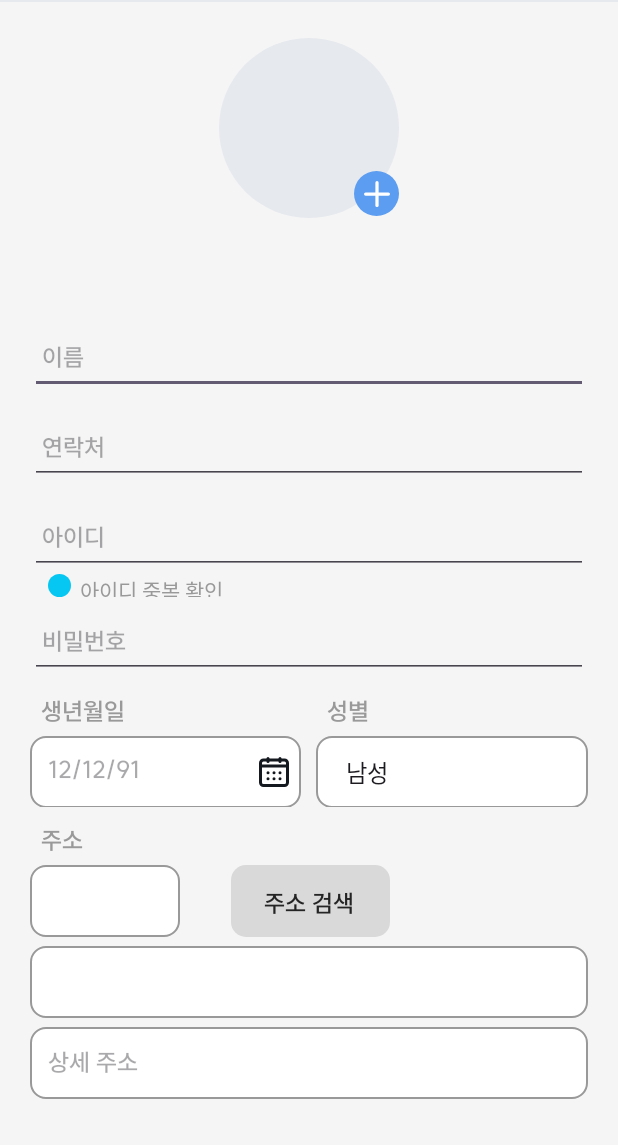
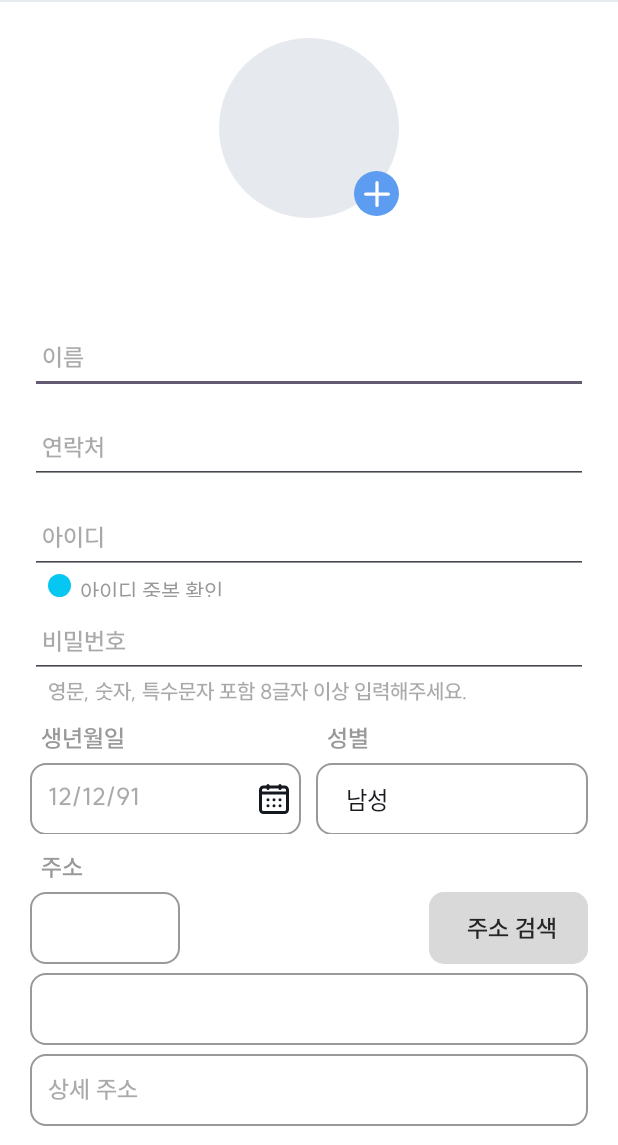
Before and after one commit to sungshin-ai-2024/android, an Android app: the SignUpActivity screen opened directly, with no data from a screen before it, on a phone screen of 412 x 824 dp, the part 91-1236 px from its top. Run offline under Robolectric (Android 15) with nearby library versions, the phone set to English and light mode, and no system bars.

```diff
--- a/app/src/main/res/layout/activity_signup.xml
+++ b/app/src/main/res/layout/activity_signup.xml
@@ -51,7 +51,7 @@
         app:layout_constraintStart_toStartOf="parent"
         app:layout_constraintTop_toBottomOf="@id/v1_main"
         app:layout_constraintVertical_bias="0.0"
-        android:background="#F5F5F5"
+        android:background="#FFFFFF"
         android:contentDescription="회원가입 스크롤">
 
         <androidx.constraintlayout.widget.ConstraintLayout
@@ -186,13 +186,26 @@
                 app:layout_constraintStart_toStartOf="parent"
                 app:layout_constraintTop_toBottomOf="@id/linear1"/>
 
+            <TextView
+                android:id="@+id/signup_pw_txt"
+                android:layout_width="wrap_content"
+                android:layout_height="wrap_content"
+                android:hint="영문, 숫자, 특수문자 포함 8글자 이상 입력해주세요."
+                android:textSize="14dp"
+                android:fontFamily="@font/suit_semibold"
+                android:textColor="@color/gray2"
+                android:layout_gravity="center"
+                android:layout_marginStart="12dp"
+                app:layout_constraintStart_toStartOf="parent"
+                app:layout_constraintTop_toBottomOf="@id/signup_pw"/>
+
             <LinearLayout
                 android:id="@+id/linear2"
                 android:layout_width="match_parent"
                 android:layout_height="wrap_content"
                 android:orientation="horizontal"
                 android:layout_marginTop="12dp"
-                app:layout_constraintTop_toBottomOf="@id/signup_pw"
+                app:layout_constraintTop_toBottomOf="@id/signup_pw_txt"
                 app:layout_constraintStart_toStartOf="@id/signup_pw"
                 android:layout_weight="1">
 
@@ -329,27 +342,23 @@
                         android:id="@+id/adrss_btn"
                         android:layout_width="106dp"
                         android:layout_height="48dp"
-                        android:layout_marginEnd="132dp"
                         android:background="@drawable/box_gray3_bttn"
-                        android:contentDescription="주소 검색 버튼"
                         app:layout_constraintEnd_toEndOf="parent"
-                        app:layout_constraintTop_toTopOf="parent" />
-
+                        app:layout_constraintTop_toTopOf="parent"
+                        android:contentDescription="주소 검색 버튼"/>
                     <TextView
                         android:id="@+id/txt_adrss_btn"
                         android:layout_width="wrap_content"
                         android:layout_height="wrap_content"
+                        android:fontFamily="@font/suit_semibold"
                         android:layout_marginStart="4dp"
-                        android:fontFamily="@font/suit_semibold"
                         android:text="주소 검색"
                         android:textColor="@color/font"
                         android:textSize="16sp"
-                        app:layout_constraintBottom_toBottomOf="@id/adrss_btn"
+                        app:layout_constraintStart_toStartOf="@id/adrss_btn"
                         app:layout_constraintEnd_toEndOf="@id/adrss_btn"
-                        app:layout_constraintHorizontal_bias="0.428"
-                        app:layout_constraintStart_toStartOf="@id/adrss_btn"
                         app:layout_constraintTop_toTopOf="@id/adrss_btn"
-                        app:layout_constraintVertical_bias="0.571" />
+                        app:layout_constraintBottom_toBottomOf="@id/adrss_btn"/>
 
                     <EditText
                         android:id="@+id/detail_adrss"
```
Also changed, not shown: app/src/main/java/com/example/savewith_android/CngPwdActivity.kt (+38 -7 lines), app/src/main/java/com/example/savewith_android/SignUpActivity.kt (+49 -2 lines), app/src/main/res/layout/activity_chg_pwd.xml (+5 -3 lines).
